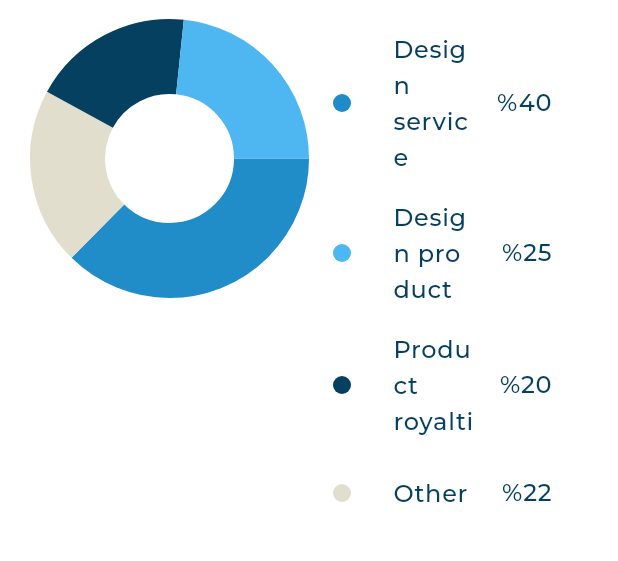
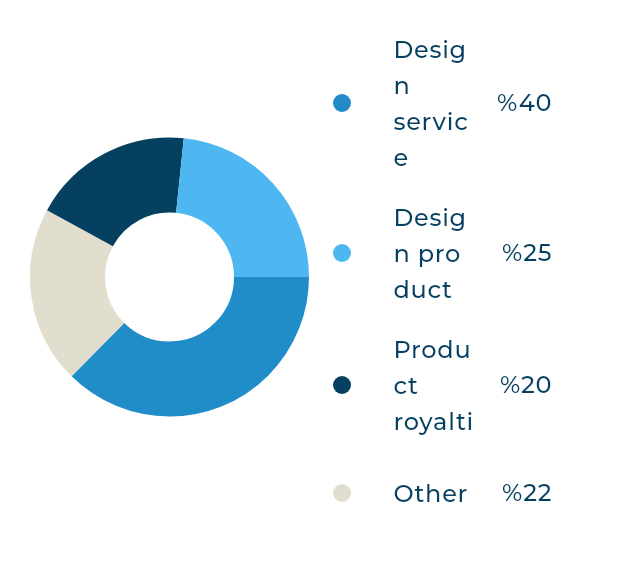
Before and after one commit to Bahnooos/responsive-dash-board, a Flutter app: the IncomeSection widget shown alone on an empty page, opened directly, on a phone screen of 412 x 824 dp, the part 83-644 px from its top. Run offline on Flutter 3.47's test engine with Material 3 defaults, Android fonts, the phone set to English and light mode, and no system bars; drawn by our look-alikes of fl_chart; our stand-ins replace expandable_page_view, flutter_svg; project files that could hold a hidden picture were left out.

Commit message:
tablet layout done

```diff
--- a/lib/core/utils/dash_board_adaptive_layout.dart
+++ b/lib/core/utils/dash_board_adaptive_layout.dart
@@ -12,9 +12,9 @@ class AdaptiveLayout extends StatelessWidget {
   @override
   Widget build(BuildContext context) {
     return LayoutBuilder(builder: (context, constrains) {
-      if (constrains.maxWidth < 600) {
+      if (constrains.maxWidth < 800) {
         return mobileLayout(context);
-      } else if (constrains.maxWidth < 900) {
+      } else if (constrains.maxWidth < 1200) {
         return tabletLayout(context);
       } else {
         return desktopLayout(context);
--- a/lib/features/dash_board_feature/presentation/view/dash_board_view.dart
+++ b/lib/features/dash_board_feature/presentation/view/dash_board_view.dart
@@ -1,5 +1,6 @@
 import 'package:dash_board/core/utils/dash_board_adaptive_layout.dart';
 import 'package:dash_board/features/dash_board_feature/presentation/widgets/dashboard_desktop_layout.dart';
+import 'package:dash_board/features/dash_board_feature/presentation/widgets/dashboard_tablet_layout.dart';
 import 'package:flutter/material.dart';
 
 class DashBoardView extends StatelessWidget {
@@ -9,7 +10,7 @@ class DashBoardView extends StatelessWidget {
   Widget build(BuildContext context) {
     return AdaptiveLayout(
         mobileLayout: (context) => const SizedBox(),
-        tabletLayout: (context) => const SizedBox(),
+        tabletLayout: (context) => const DashboardTabletLayout(),
         desktopLayout: (context) => const DashboardDesktopLayout());
   }
 }
--- a/lib/features/dash_board_feature/presentation/widgets/income_section.dart
+++ b/lib/features/dash_board_feature/presentation/widgets/income_section.dart
@@ -14,14 +14,12 @@ class IncomeSection extends StatelessWidget {
       child:  Column(
         children: [
            IncomeSectionHeader(),
-           Expanded(
-             child: Row(
-              crossAxisAlignment: CrossAxisAlignment.start,
-               children: [
-                 Expanded(child: MyChart()),
-                 Expanded(child: IncomeDetails()),
-               ],
-             ),
+           Row(
+            crossAxisAlignment: CrossAxisAlignment.center,
+             children: [
+               Expanded(child: MyChart()),
+               Expanded(child: IncomeDetails()),
+             ],
            ),
         ],
       ),
```
Also changed, not shown: lib/features/dash_board_feature/presentation/widgets/dashboard_tablet_layout.dart (added, +43 -0 lines), pubspec.lock.
